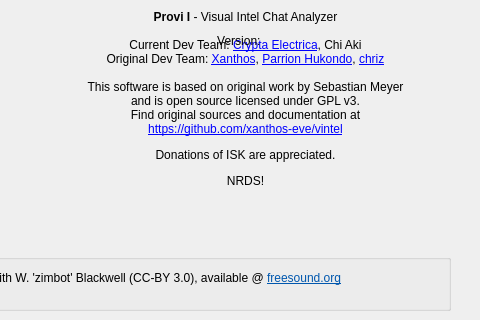
Qt form src/vi/ui/Info.ui (eve-spyglass/spyglass) before a commit; both pictures show x 220 to 700 and y 0 to 320 of the 700 by 560 pixel window.
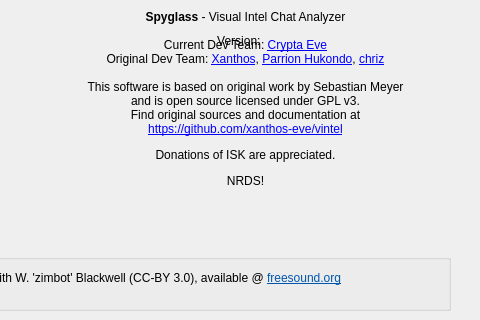
The same form after that commit.

Commit message: Spyglass Rebrand

What changed in the file:
```diff
--- a/src/vi/ui/Info.ui
+++ b/src/vi/ui/Info.ui
@@ -750,7 +750,7 @@
     </rect>
    </property>
    <property name="text">
-    <string>&lt;html&gt;&lt;head/&gt;&lt;body&gt;&lt;p align=&quot;center&quot;&gt;&lt;span style=&quot; font-weight:600;&quot;&gt;Provi I&lt;/span&gt; - Visual Intel Chat Analyzer&lt;br/&gt;&lt;br/&gt;Current Dev Team: &lt;a href=&quot;mailto: crypta@crypta.tech&quot;&gt;&lt;span style=&quot; text-decoration: underline; color:#0000ff;&quot;&gt;Crypta Electrica&lt;/span&gt;&lt;/a&gt;&lt;a&gt;&lt;span style=&quot; color:#000000;&quot;&gt;, Chi Aki&lt;/span&gt;&lt;/a&gt;&lt;br/&gt;Original Dev Team: &lt;a href=&quot;mailto:xanthos.eve@gmail.com&quot;&gt;&lt;span style=&quot; text-decoration: underline; color:#0000ff;&quot;&gt;Xanthos&lt;/span&gt;&lt;/a&gt;, &lt;a href=&quot;mailto:lightlazer@gmail.com&quot;&gt;&lt;span style=&quot; text-decoration: underline; color:#0000ff;&quot;&gt;Parrion Hukondo&lt;/span&gt;&lt;/a&gt;, &lt;a href=&quot;mailto:cberg@3wsolutions.se&quot;&gt;&lt;span style=&quot; text-decoration: underline; color:#0000ff;&quot;&gt;chriz&lt;/span&gt;&lt;/a&gt;&lt;br/&gt;&lt;br/&gt;This software is based on original work by Sebastian Meyer &lt;br/&gt;and is open source licensed under GPL v3.&lt;br/&gt;Find original sources and documentation at&lt;br/&gt;&lt;a href=&quot;https://github.com/XanthosX/vintel&quot;&gt;&lt;span style=&quot; text-decoration: underline; color:#0000ff;&quot;&gt;https://github.com/xanthos-eve/vintel&lt;/span&gt;&lt;/a&gt;&lt;/p&gt;&lt;p align=&quot;center&quot;&gt;Donations of ISK are appreciated.&lt;/p&gt;&lt;p align=&quot;center&quot;&gt;NRDS!&lt;/p&gt;&lt;/body&gt;&lt;/html&gt;</string>
+    <string>&lt;html&gt;&lt;head/&gt;&lt;body&gt;&lt;p align=&quot;center&quot;&gt;&lt;span style=&quot; font-weight:600;&quot;&gt;Spyglass&lt;/span&gt; - Visual Intel Chat Analyzer&lt;br/&gt;&lt;br/&gt;Current Dev Team: &lt;a href=&quot;mailto: crypta@crypta.tech&quot;&gt;&lt;span style=&quot; text-decoration: underline; color:#0000ff;&quot;&gt;Crypta Eve&lt;/span&gt;&lt;/a&gt;&lt;br/&gt;Original Dev Team: &lt;a href=&quot;mailto:xanthos.eve@gmail.com&quot;&gt;&lt;span style=&quot; text-decoration: underline; color:#0000ff;&quot;&gt;Xanthos&lt;/span&gt;&lt;/a&gt;, &lt;a href=&quot;mailto:lightlazer@gmail.com&quot;&gt;&lt;span style=&quot; text-decoration: underline; color:#0000ff;&quot;&gt;Parrion Hukondo&lt;/span&gt;&lt;/a&gt;, &lt;a href=&quot;mailto:cberg@3wsolutions.se&quot;&gt;&lt;span style=&quot; text-decoration: underline; color:#0000ff;&quot;&gt;chriz&lt;/span&gt;&lt;/a&gt;&lt;br/&gt;&lt;br/&gt;This software is based on original work by Sebastian Meyer &lt;br/&gt;and is open source licensed under GPL v3.&lt;br/&gt;Find original sources and documentation at&lt;br/&gt;&lt;a href=&quot;https://github.com/XanthosX/vintel&quot;&gt;&lt;span style=&quot; text-decoration: underline; color:#0000ff;&quot;&gt;https://github.com/xanthos-eve/vintel&lt;/span&gt;&lt;/a&gt;&lt;/p&gt;&lt;p align=&quot;center&quot;&gt;Donations of ISK are appreciated.&lt;/p&gt;&lt;p align=&quot;center&quot;&gt;NRDS!&lt;/p&gt;&lt;/body&gt;&lt;/html&gt;</string>
    </property>
    <property name="alignment">
     <set>Qt::AlignHCenter|Qt::AlignTop</set>
```
The commit also changes 29 other files.
